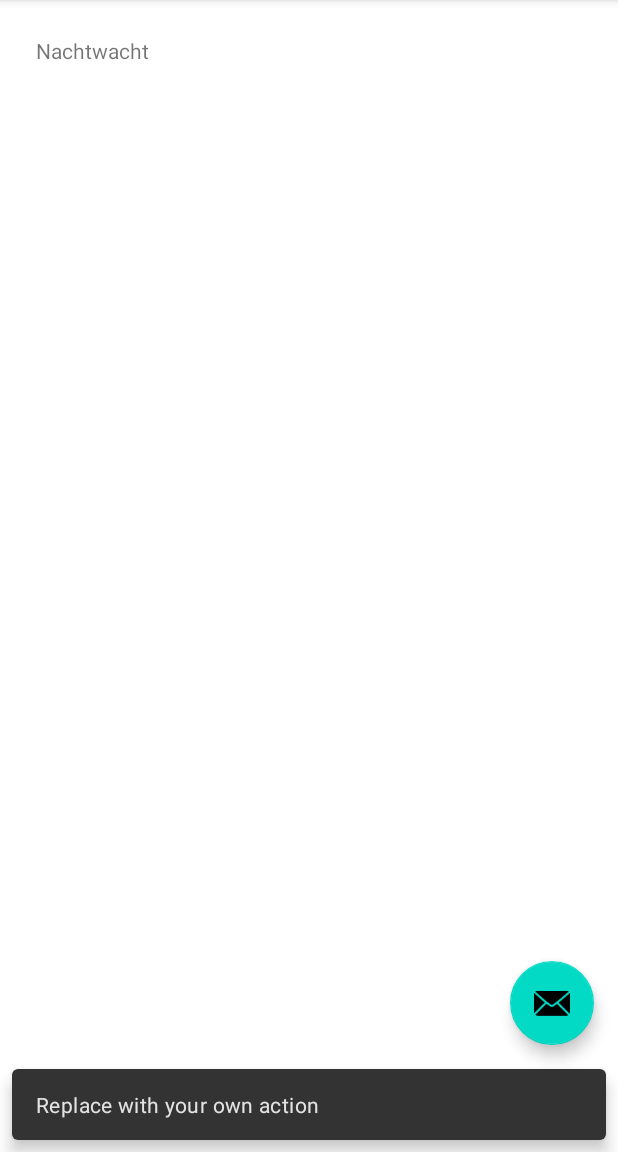
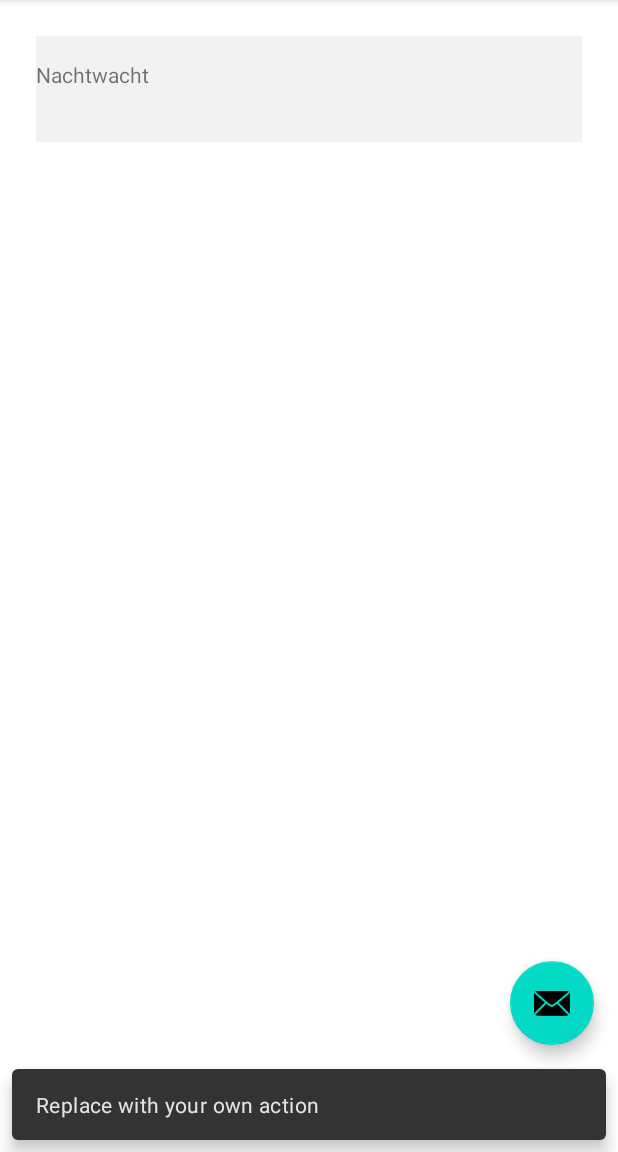
Before and after one commit to Berkanozc/ExperienceRijksMuseam, an Android app: the screen it shows after launch (MainActivity), after a tap on an icon or button, on a phone screen of 412 x 824 dp, the part 84-1236 px from its top. Run offline under Robolectric (Android 15) with nearby library versions, the phone set to English and light mode, and no system bars; pictures from the network do not load.

Commit message:
style: Add margins and change background color of item gallery layout

```diff
--- a/app/src/main/res/layout/item_gallery.xml
+++ b/app/src/main/res/layout/item_gallery.xml
@@ -3,7 +3,8 @@
     xmlns:app="http://schemas.android.com/apk/res-auto"
     xmlns:tools="http://schemas.android.com/tools"
     android:layout_width="match_parent"
-    android:layout_height="match_parent">
+    android:layout_height="match_parent"
+    android:background="@color/white_smoke">
 
     <ImageView
         android:id="@+id/ivItemImage"
@@ -19,6 +20,7 @@
         android:id="@+id/tvItemName"
         android:layout_width="0dp"
         android:layout_height="wrap_content"
+        android:layout_marginTop="16dp"
         app:layout_constraintEnd_toEndOf="parent"
         app:layout_constraintStart_toStartOf="parent"
         app:layout_constraintTop_toBottomOf="@+id/ivItemImage" />
--- a/app/src/main/res/values/colors.xml
+++ b/app/src/main/res/values/colors.xml
@@ -7,4 +7,5 @@
     <color name="teal_700">#FF018786</color>
     <color name="black">#FF000000</color>
     <color name="white">#FFFFFFFF</color>
+    <color name="white_smoke">#f2f2f2</color>
 </resources>
```
